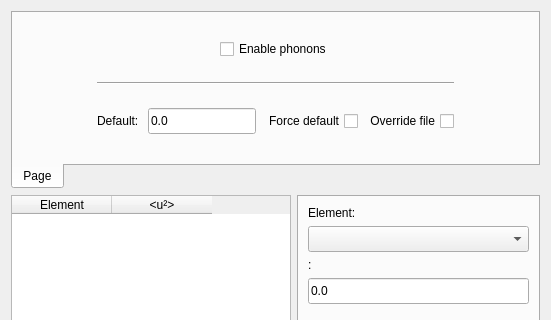
Old version of the form src/gui/dialogs/settings/frames/thermalscatteringframe.ui in the repository JJPPeters/clTEM; both pictures show x 0 to 551 and y 0 to 320 of the 551 by 506 pixel window.
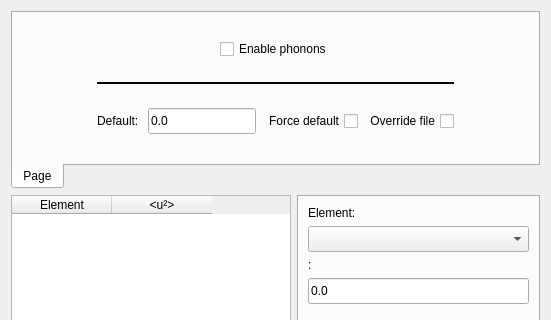
New version of the form. Custom widgets are drawn as their Qt base class.

The edit to the form file:
```diff
--- a/src/gui/dialogs/settings/frames/thermalscatteringframe.ui
+++ b/src/gui/dialogs/settings/frames/thermalscatteringframe.ui
@@ -236,6 +236,12 @@
        </item>
        <item row="1" column="2" colspan="4">
         <widget class="Line" name="line">
+         <property name="frameShadow">
+          <enum>QFrame::Plain</enum>
+         </property>
+         <property name="lineWidth">
+          <number>2</number>
+         </property>
          <property name="orientation">
           <enum>Qt::Horizontal</enum>
          </property>
```
